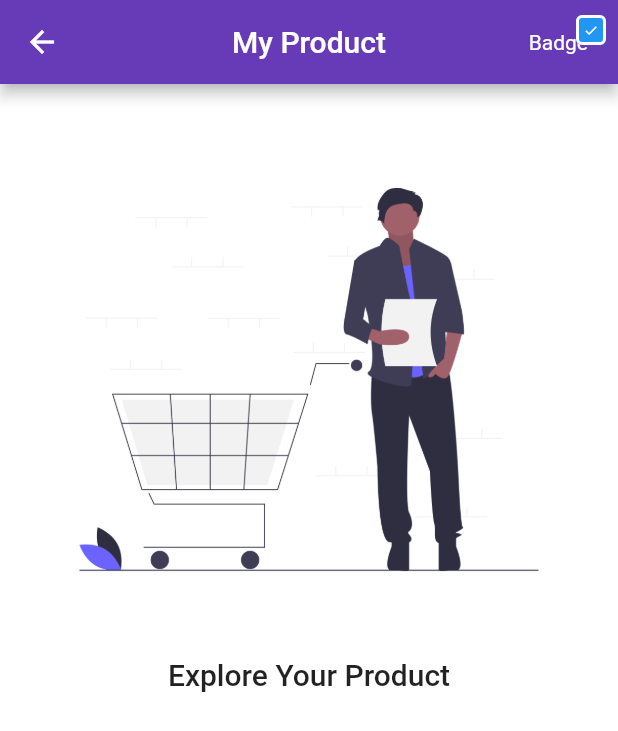
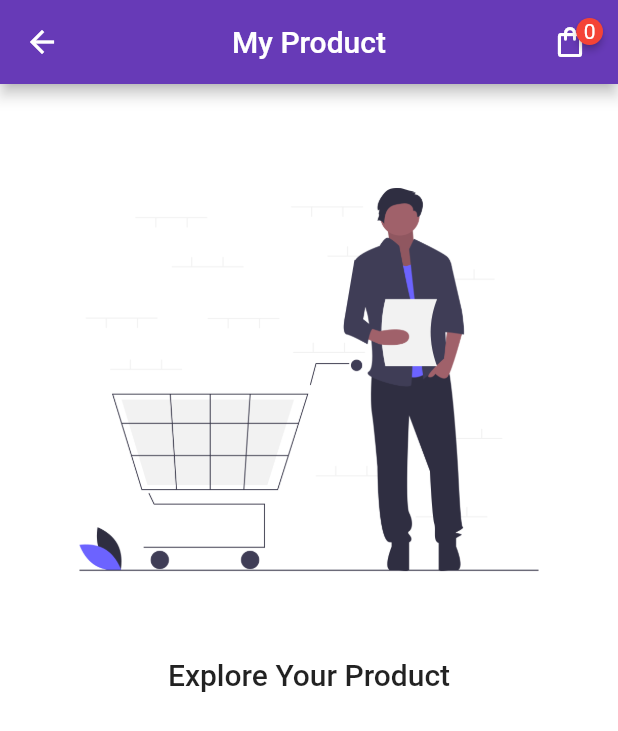
Before and after one commit to SuhaibRumi/cart_demo_provider, a Flutter app: the CartScreen screen opened directly, on a phone screen of 412 x 824 dp. Shown: the top 731 px of the screen. Run offline on Flutter 3.47's test engine with Material 2 defaults, Android fonts, the phone set to English and light mode, and no system bars; drawn by our look-alikes of badges; our stand-ins replace shared_preferences, sqflite; accounts and stored records are empty; network calls fail.

Commit message:
update badge pakg

```diff
--- a/lib/screens/cart_screen.dart
+++ b/lib/screens/cart_screen.dart
@@ -28,35 +28,25 @@ class _CartScreenState extends State<CartScreen> {
         actions: [
           Center(
             child: badges.Badge(
-              position: badges.BadgePosition.topEnd(top: -10, end: -12),
-              showBadge: true,
-              ignorePointer: false,
-              onTap: () {},
-              badgeContent:
-                  const Icon(Icons.check, color: Colors.white, size: 10),
-              badgeAnimation: const badges.BadgeAnimation.rotation(
+              onTap: () {
+                Navigator.pop(
+                    context,
+                    MaterialPageRoute(
+                        builder: (context) => const CartScreen()));
+              },
+              badgeContent: Consumer<CartProvider>(
+                builder: (context, value, chlid) {
+                  return Text(
+                    value.getCounter().toString(),
+                    style: const TextStyle(color: Colors.white),
+                  );
+                },
+              ),
+              badgeAnimation: const badges.BadgeAnimation.fade(
                 animationDuration: Duration(seconds: 1),
                 colorChangeAnimationDuration: Duration(seconds: 1),
-                loopAnimation: false,
-                curve: Curves.fastOutSlowIn,
-                colorChangeAnimationCurve: Curves.easeInCubic,
               ),
-              badgeStyle: badges.BadgeStyle(
-                shape: badges.BadgeShape.square,
-                badgeColor: Colors.blue,
-                padding: const EdgeInsets.all(5),
-                borderRadius: BorderRadius.circular(4),
-                borderSide: const BorderSide(color: Colors.white, width: 2),
-                borderGradient: const badges.BadgeGradient.linear(
-                    colors: [Colors.red, Colors.black]),
-                badgeGradient: const badges.BadgeGradient.linear(
-                  colors: [Colors.blue, Colors.yellow],
-                  begin: Alignment.topCenter,
-                  end: Alignment.bottomCenter,
-                ),
-                elevation: 0,
-              ),
-              child: const Text('Badge'),
+              child: const Icon(Icons.shopping_bag_outlined),
             ),
           ),
           const SizedBox(
```
